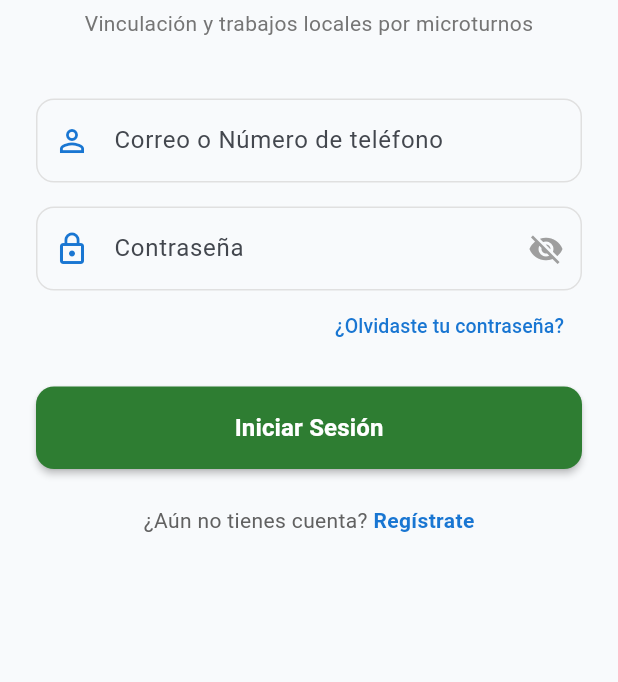
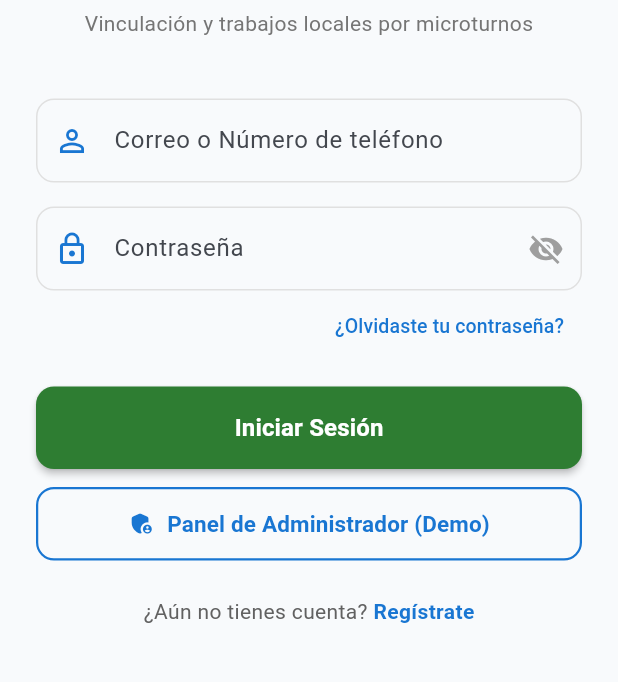
Before and after one commit to Emanuel-Gar/MyAppFlutter, a Flutter app: the screen it shows after launch, on a phone screen of 412 x 824 dp, the part 383-1065 px from its top. Run offline on Flutter 3.47's test engine with Material 3 defaults, Android fonts, the light colour scheme and no system bars; our stand-ins replace flutter_map, geolocator, latlong2.

Commit message:
feat
Ahora desde el login podemos entrar al dashboard del admin

```diff
--- a/lib/screens/login.dart
+++ b/lib/screens/login.dart
@@ -2,6 +2,7 @@ import 'package:flutter/material.dart';
 
 import 'home_map_screen.dart';
 import 'dashboard.dart';
+import 'dashboard_admin.dart'; // 1. Importamos tu nuevo dashboard de administración
 import 'register_screen.dart';
 import '../widgets/te_ayudo_app_bar.dart';
 import '../services/login_service.dart';
@@ -112,7 +113,7 @@ class _LoginScreenState extends State<LoginScreen> {
                       Container(
                         padding: const EdgeInsets.all(16),
                         decoration: BoxDecoration(
-                          color: primaryBlue.withOpacity(0.1),
+                          color: primaryBlue.withValues(alpha: 0.1),
                           shape: BoxShape.circle,
                         ),
                         child: const Icon(
@@ -206,7 +207,6 @@ class _LoginScreenState extends State<LoginScreen> {
                     ),
                   ),
                   validator: (value) {
-                    //logica con el back ends
                     if (value == null || value.isEmpty) {
                       return "Ingresa tu contraseña";
                     }
@@ -242,8 +242,6 @@ class _LoginScreenState extends State<LoginScreen> {
                   ),
                   onPressed: () {
                     if (_formKey.currentState!.validate()) {
-                      // Navegar al mapa principal
-                      /////
                       if (_loggedIn) return;
                       _loggear();
                     }
@@ -251,6 +249,35 @@ class _LoginScreenState extends State<LoginScreen> {
                   child: const Text(
                     "Iniciar Sesión",
                     style: TextStyle(fontSize: 16, fontWeight: FontWeight.bold),
+                  ),
+                ),
+
+                const SizedBox(height: 12),
+
+                // 2. BOTÓN NUEVO: Acceso directo al Dashboard de Administrador
+                OutlinedButton.icon(
+                  style: OutlinedButton.styleFrom(
+                    foregroundColor: primaryBlue,
+                    side: const BorderSide(color: primaryBlue, width: 1.5),
+                    padding: const EdgeInsets.symmetric(vertical: 14),
+                    shape: RoundedRectangleBorder(
+                      borderRadius: BorderRadius.circular(12),
+                    ),
+                  ),
+                  onPressed: () {
+                    Navigator.push(
+                      context,
+                      MaterialPageRoute(
+                        // Asegúrate de usar el nombre de la clase que pusiste en 'dashboard_admin.dart'
+                        // (Si la clase se llama DashboardAdminScreen o DashboardScreen, ponla aquí)
+                        builder: (context) => const DashboardAdminScreen(),
+                      ),
+                    );
+                  },
+                  icon: const Icon(Icons.admin_panel_settings_rounded),
+                  label: const Text(
+                    "Panel de Administrador (Demo)",
+                    style: TextStyle(fontSize: 15, fontWeight: FontWeight.bold),
                   ),
                 ),
 
@@ -272,7 +299,6 @@ class _LoginScreenState extends State<LoginScreen> {
                             builder: (context) => const RegisterScreen(),
                           ),
                         );
-                        // Flujo de Registro / Verificación INE/RFC
                       },
                       child: const Text(
                         "Regístrate",
```
